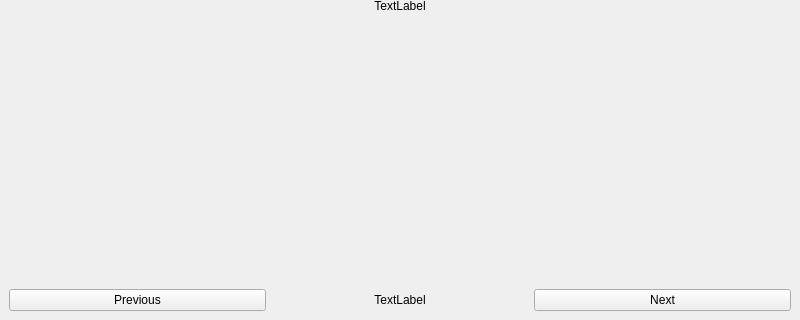
sizlo/QImageViewer, file sessionwindow.ui: the form before one commit; both pictures show x 0 to 800 and y 280 to 600 of the 800 by 600 pixel window.
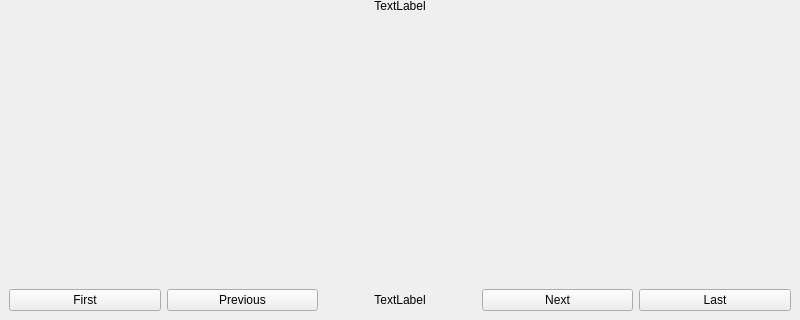
The form after the commit.

```diff
--- a/sessionwindow.ui
+++ b/sessionwindow.ui
@@ -27,6 +27,13 @@
     </item>
     <item>
      <layout class="QHBoxLayout" name="horizontalLayout">
+      <item>
+       <widget class="QPushButton" name="btnFirst">
+        <property name="text">
+         <string>First</string>
+        </property>
+       </widget>
+      </item>
       <item>
        <widget class="QPushButton" name="btnPrevious">
         <property name="text">
@@ -51,6 +58,13 @@
         </property>
        </widget>
       </item>
+      <item>
+       <widget class="QPushButton" name="btnLast">
+        <property name="text">
+         <string>Last</string>
+        </property>
+       </widget>
+      </item>
      </layout>
     </item>
    </layout>
```
